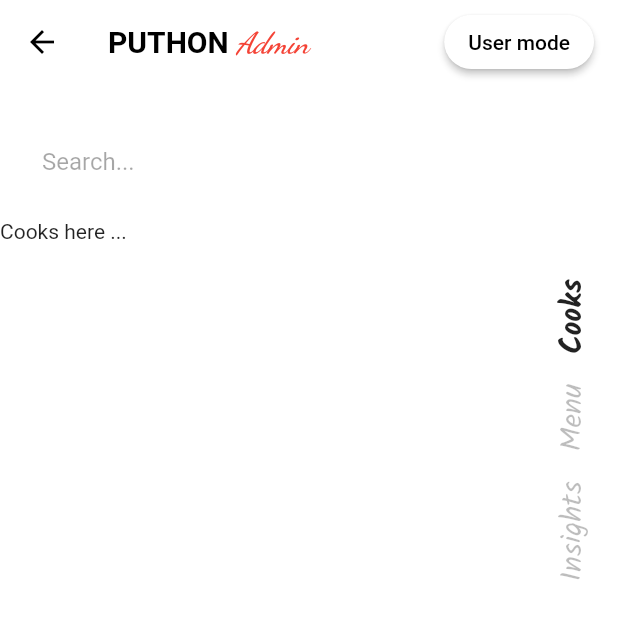
After one commit to SupreetRonad/puthon1, a Flutter app: the AdminScreen screen opened by its route, on a phone screen of 412 x 824 dp. The commit adds this screen. Shown: the top 618 px of the screen. Run offline on Flutter 3.47's test engine with Material 2 defaults, Android fonts, the phone set to English and light mode, and no system bars; our stand-ins replace cloud_firestore, date_time_picker, firebase_auth, firebase_core, firebase_messaging, flutter_spinkit and 3 more; accounts and stored records are empty; network calls fail.

Commit message:
Admin(UI v1.0) and Cook started

```diff
--- /dev/null
+++ b/puthon/lib/Screens/Admin/adminCooksList.dart
@@ -0,0 +1,15 @@
+import 'package:flutter/material.dart';
+
+class AdminCooksList extends StatefulWidget {
+  @override
+  _AdminCooksListState createState() => _AdminCooksListState();
+}
+
+class _AdminCooksListState extends State<AdminCooksList> {
+  @override
+  Widget build(BuildContext context) {
+    return Container(
+      child: Text("Cooks here ..."),
+    );
+  }
+}
--- /dev/null
+++ b/puthon/lib/Screens/Admin/adminScreen.dart
@@ -0,0 +1,202 @@
+import 'package:flutter/material.dart';
+import 'package:google_fonts/google_fonts.dart';
+import 'package:puthon/Screens/Admin/adminMenuList.dart';
+import 'package:puthon/Screens/Admin/adminCooksList.dart';
+import 'package:puthon/Screens/Admin/adminInsights.dart';
+import 'package:puthon/shared/textField.dart';
+
+class AdminScreen extends StatefulWidget {
+  @override
+  _AdminScreenState createState() => _AdminScreenState();
+}
+
+var flag = 0;
+var screenList = [AdminCooksList(), AdminMenuList(), AdminInsights()];
+
+class _AdminScreenState extends State<AdminScreen> {
+  @override
+  Widget build(BuildContext context) {
+    return Scaffold(
+      resizeToAvoidBottomInset: false,
+      backgroundColor: Colors.white.withOpacity(.95),
+      appBar: AppBar(
+        elevation: 0,
+        backgroundColor: Colors.transparent,
+        title: Row(
+          children: [
+            RichText(
+              text: TextSpan(
+                text: 'PUTHON ',
+                style: TextStyle(
+                    color: Colors.black,
+                    fontSize: 20,
+                    fontWeight: FontWeight.w600),
+                children: [
+                  TextSpan(
+                    text: "Admin",
+                    style: GoogleFonts.dancingScript(
+                      textStyle: TextStyle(color: Colors.red),
+                      fontSize: 20,
+                      //fontWeight: FontWeight.w700,
+                      fontStyle: FontStyle.italic,
+                    ),
+                  ),
+                ],
+              ),
+            ),
+            Spacer(),
+            ElevatedButton(
+              style: ElevatedButton.styleFrom(
+                primary: Colors.white,
+                //padding: EdgeInsets.symmetric(horizontal: 50, vertical: 20),
+                shape: RoundedRectangleBorder(
+                    borderRadius: BorderRadius.circular(20)),
+              ),
+              onPressed: () {
+                Navigator.pushReplacementNamed(context, '/homeScreen');
+              },
+              child: Text(
+                "User mode",
+                style: TextStyle(),
+              ),
+            )
+          ],
+        ),
+      ),
+      body: Column(
+        mainAxisAlignment: MainAxisAlignment.end,
+        children: [
+          Padding(
+            padding: const EdgeInsets.fromLTRB(8.0, 10, 60, 8),
+            child: SingleChildScrollView(
+                          child: Container(
+                padding: EdgeInsets.fromLTRB(20, 0, 0, 0),
+                decoration: BoxDecoration(
+                  borderRadius: BorderRadius.circular(20),
+                  color: Colors.white.withOpacity(1),
+                ),
+                child: TextFormField(
+                  onChanged: (val) {},
+                  textCapitalization: TextCapitalization.words,
+                  textInputAction: TextInputAction.search,
+                  key: ValueKey('resname'),
+                  keyboardType: TextInputType.text,
+                  decoration: textField.copyWith(
+                    labelText: "Search...",
+                    labelStyle: TextStyle(
+                      color: Colors.black.withOpacity(.35),
+                    ),
+                  ),
+                  validator: (val) {},
+                ),
+              ),
+            ),
+          ),
+          Row(
+            crossAxisAlignment: CrossAxisAlignment.start,
+            mainAxisSize: MainAxisSize.max,
+            children: [
+              Expanded(
+                child: Container(
+                  height: MediaQuery.of(context).size.height -
+                      (AppBar().preferredSize.height +
+                          MediaQuery.of(context).padding.top +
+                          90),
+                  decoration: BoxDecoration(
+                    borderRadius: BorderRadius.only(
+                      topRight: Radius.circular(30),
+                    ),
+                    color: Colors.white,
+                  ),
+                  child: screenList[flag],
+                ),
+              ),
+              Container(
+                width: 60,
+                child: Column(
+                  mainAxisAlignment: MainAxisAlignment.start,
+                  children: [
+                    SizedBox(height: 40,),
+                    GestureDetector(
+                      onTap: () {
+                        setState(() {
+                          flag = 0;
+                        });
+                      },
+                      child: RotatedBox(
+                        quarterTurns: -1,
+                        child: Text(
+                          "Cooks",
+                          style: GoogleFonts.kalam(
+                            textStyle: TextStyle(
+                              color:
+                                  flag == 0 ? Colors.black87 : Colors.black26,
+                            ),
+                            fontSize: 20,
+                            fontWeight: flag == 0 ? FontWeight.w700 : FontWeight.normal,
+                            //fontStyle: FontStyle.italic,
+                          ),
+                        ),
+                      ),
+                    ),
+                    SizedBox(
+                      height: 20,
+                    ),
+                    GestureDetector(
+                      onTap: () {
+                        setState(() {
+                          flag = 1;
+                        });
+                      },
+                      child: RotatedBox(
+                        quarterTurns: -1,
+                        child: Text(
+                          "Menu",
+                          style: GoogleFonts.kalam(
+                            textStyle: TextStyle(
+                              color:
+                                  flag == 1 ? Colors.black87 : Colors.black26,
+                            ),
+                            fontSize: 20,
+                            fontWeight: flag == 1 ? FontWeight.w700 : FontWeight.normal,
+                            //fontStyle: FontStyle.italic,
+                          ),
+                        ),
+                      ),
+                    ),
+                    SizedBox(
+                      height: 20,
+                    ),
+                    GestureDetector(
+                      onTap: () {
+                        setState(() {
+                          flag = 2;
+                        });
+
+                      },
+                      child: RotatedBox(
+                        quarterTurns: -1,
+                        child: Text(
+                          "Insights",
+                          style: GoogleFonts.kalam(
+                            textStyle: TextStyle(
+                              color:
+                                  flag == 2 ? Colors.black87 : Colors.black26,
+                            ),
+                            fontSize: 20,
+                            fontWeight: flag == 2 ? FontWeight.w700 : FontWeight.normal,
+                            //fontStyle: FontStyle.italic,
+                          ),
+                        ),
+                      ),
+                    ),
+                  ],
+                ),
+              ),
+            ],
+          )
+        ],
+      ),
+    );
+  }
+}
--- a/puthon/lib/Screens/detailScreen.dart
+++ b/puthon/lib/Screens/User/detailScreen.dart
@@ -5,9 +5,8 @@ import 'package:date_time_picker/date_time_picker.dart';
 import 'package:firebase_auth/firebase_auth.dart';
 import 'package:flutter/material.dart';
 import 'package:flutter_spinkit/flutter_spinkit.dart';
+import 'package:puthon/Shared/loadingScreen.dart';
 import 'package:puthon/shared/textField.dart';
-
-import 'loadingScreen.dart';
 
 class DetailScreen extends StatefulWidget {
   @override
--- a/puthon/lib/Screens/homeScreen.dart
+++ b/puthon/lib/Screens/User/homeScreen.dart
@@ -1,6 +1,6 @@
 import 'package:firebase_auth/firebase_auth.dart';
 import 'package:flutter/material.dart';
-import 'package:puthon/Screens/HomeDrawer.dart';
+import 'package:puthon/Screens/User/HomeDrawer.dart';
 import 'package:puthon/shared/cartButton.dart';
 
 var name = "Name",
--- a/puthon/lib/Screens/divergeScreen.dart
+++ b/puthon/lib/Screens/divergeScreen.dart
@@ -1,10 +1,10 @@
 import 'package:cloud_firestore/cloud_firestore.dart';
 import 'package:firebase_auth/firebase_auth.dart';
 import 'package:flutter/material.dart';
-import 'package:puthon/Screens/detailScreen.dart';
-import 'package:puthon/Screens/loadingScreen.dart';
+import 'package:puthon/Screens/User/detailScreen.dart';
+import 'package:puthon/shared/loadingScreen.dart';
 
-import 'homeScreen.dart';
+import 'User/homeScreen.dart';
 
 class DivergeScreen extends StatelessWidget {
   @override
--- a/puthon/pubspec.yaml
+++ b/puthon/pubspec.yaml
@@ -36,6 +36,8 @@ dependencies:
   date_time_picker: "^2.0.0"
   fluttertoast: ^8.0.6
   lottie: ^1.0.1
+  google_fonts: ^2.0.0
+  material_floating_search_bar: ^0.3.4
 
 dev_dependencies:
   flutter_test:
```
Also changed, not shown: puthon/lib/Screens/Admin/adminInsights.dart (added, +15 -0 lines), puthon/lib/Screens/Admin/adminMenuList.dart (added, +15 -0 lines), puthon/lib/Screens/Cook/cookScreen.dart (added, +63 -0 lines), puthon/lib/Screens/User/HomeDrawer.dart (renamed from puthon/lib/Screens/HomeDrawer.dart, +84 -21 lines), puthon/lib/Screens/authScreen.dart (+10 -6 lines), puthon/lib/main.dart (+9 -5 lines), puthon/lib/shared/cartButton.dart (+5 -3 lines), puthon/assets/images/bg2.jpg (added), puthon/lib/Screens/User/businessRegisterScreen.dart (renamed from puthon/lib/Screens/businessRegisterScreen.dart), puthon/lib/shared/loadingScreen.dart (renamed from puthon/lib/Screens/loadingScreen.dart), puthon/pubspec.lock.
